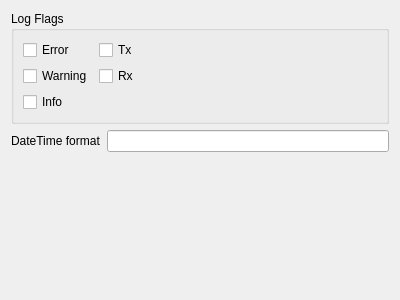
Qt form src/core/gui/dialogs/settings/core_widgetsettingslog.ui (serhmarch/ModbusTools) before a commit.
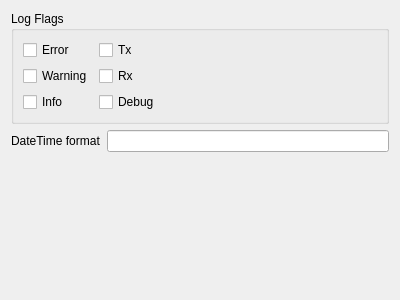
The same form after that commit.

Commit message: Added 'Log_Debug' flag for logging

```diff
--- a/src/core/gui/dialogs/settings/core_widgetsettingslog.ui
+++ b/src/core/gui/dialogs/settings/core_widgetsettingslog.ui
@@ -55,6 +55,13 @@
         </property>
        </widget>
       </item>
+      <item row="2" column="1">
+       <widget class="QCheckBox" name="chbLogDebug">
+        <property name="text">
+         <string>Debug</string>
+        </property>
+       </widget>
+      </item>
      </layout>
     </widget>
    </item>
```
The commit also changes 5 other files.
